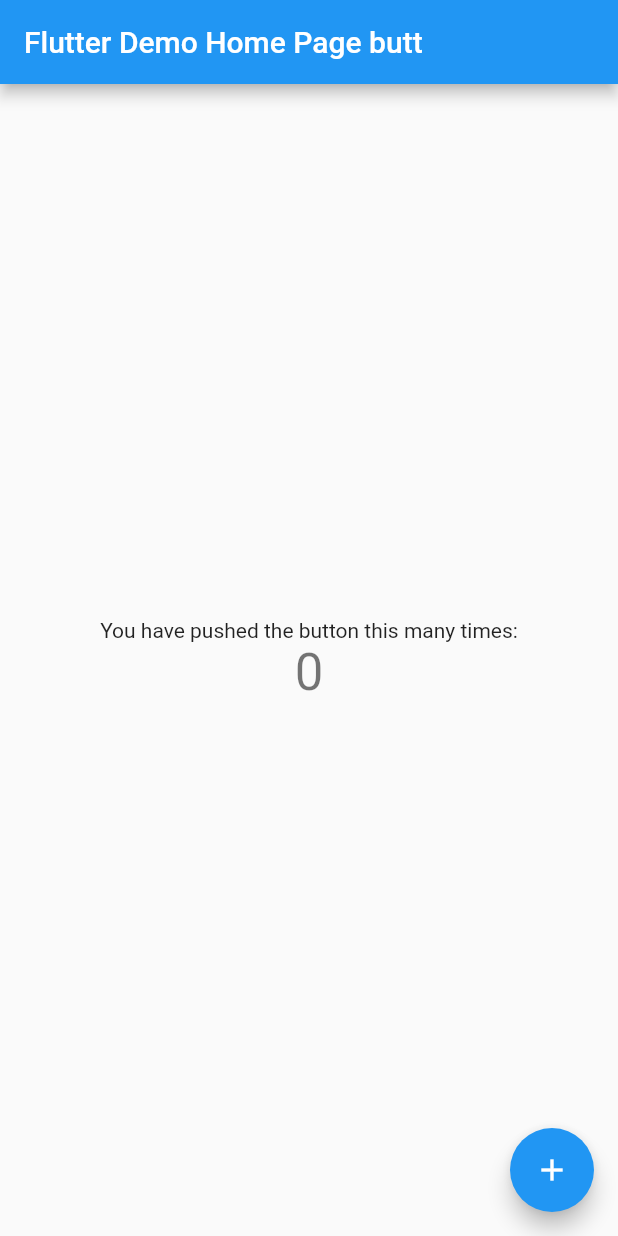
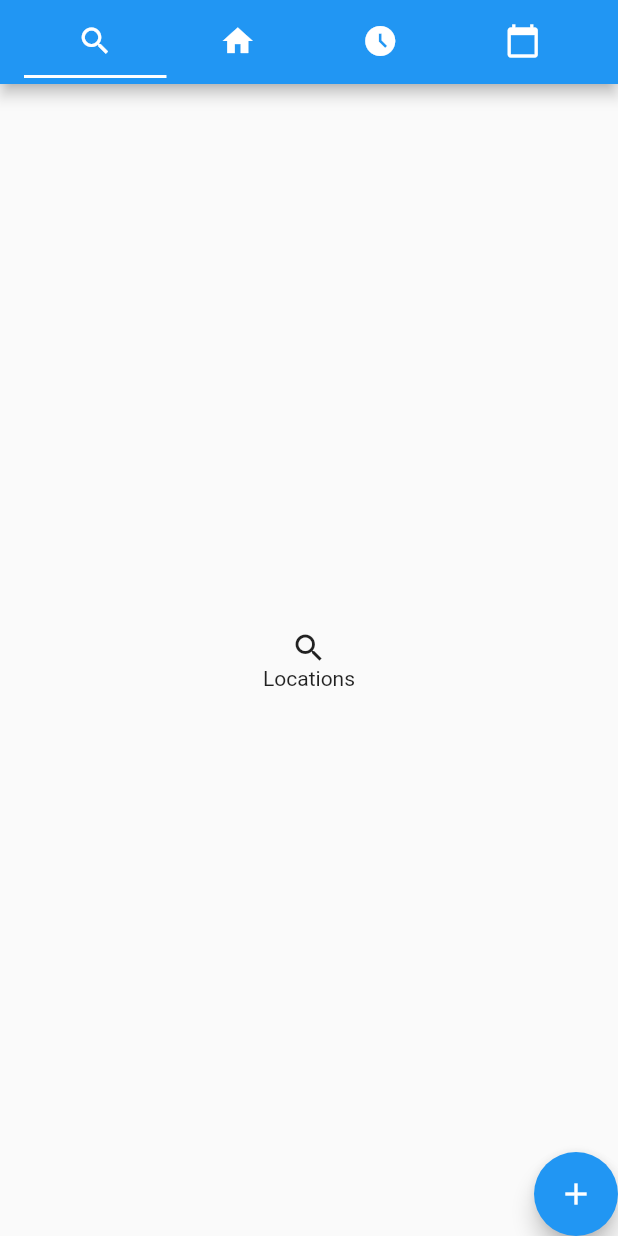
Before and after one commit to erikd7/flutter-mobile-app, a Flutter app: the screen it shows after launch, on a phone screen of 412 x 824 dp. Run offline on Flutter 3.47's test engine with Material 2 defaults, Android fonts, the light colour scheme and no system bars.

Commit message:
Create basic app layout

```diff
--- a/lib/main.dart
+++ b/lib/main.dart
@@ -1,4 +1,8 @@
 import 'package:flutter/material.dart';
+import 'package:weatherlite/tabs/locations.dart';
+import 'package:weatherlite/tabs/now.dart';
+import 'package:weatherlite/tabs/hourly.dart';
+import 'package:weatherlite/tabs/daily.dart';
 
 void main() {
   runApp(const MyApp());
@@ -11,7 +15,7 @@
   @override
   Widget build(BuildContext context) {
     return MaterialApp(
-      title: 'Flutter Demo',
+      title: 'WeatherLite',
       theme: ThemeData(
         // This is the theme of your application.
         //
@@ -24,7 +28,7 @@
         // is not restarted.
         primarySwatch: Colors.blue,
       ),
-      home: const MyHomePage(title: 'Flutter Demo Home Page butt'),
+      home: const MyHomePage(title: 'Now'),
     );
   }
 }
@@ -47,69 +51,46 @@
   State<MyHomePage> createState() => _MyHomePageState();
 }
 
-class _MyHomePageState extends State<MyHomePage> {
-  int _counter = 0;
+class _MyHomePageState extends State<MyHomePage> with SingleTickerProviderStateMixin {
+  late TabController controller = TabController(length: 4, vsync: this);
 
-  void _incrementCounter() {
-    setState(() {
-      // This call to setState tells the Flutter framework that something has
-      // changed in this State, which causes it to rerun the build method below
-      // so that the display can reflect the updated values. If we changed
-      // _counter without calling setState(), then the build method would not be
-      // called again, and so nothing would appear to happen.
-      _counter++;
-    });
+  TabBar getTabBar() {
+    return TabBar(
+      tabs: <Tab>[
+        Tab(
+          icon: LocationsIcon(),
+        ),
+        Tab(
+          icon: NowIcon(),
+        ),
+        Tab(
+          icon: HourlyIcon(),
+        ),
+        Tab(
+          icon: DailyIcon(),
+        ),
+      ],
+      // setup the controller
+      controller: controller,
+    );
+  }
+
+  TabBarView getTabBarView(var tabs) {
+    return TabBarView(
+      // Add tabs as widgets
+      children: tabs,
+      // set the controller
+      controller: controller,
+    );
   }
 
   @override
   Widget build(BuildContext context) {
-    // This method is rerun every time setState is called, for instance as done
-    // by the _incrementCounter method above.
-    //
-    // The Flutter framework has been optimized to make rerunning build methods
-    // fast, so that you can just rebuild anything that needs updating rather
-    // than having to individually change instances of widgets.
     return Scaffold(
       appBar: AppBar(
-        // Here we take the value from the MyHomePage object that was created by
-        // the App.build method, and use it to set our appbar title.
-        title: Text(widget.title),
+        title: getTabBar(),
       ),
-      body: Center(
-        // Center is a layout widget. It takes a single child and positions it
-        // in the middle of the parent.
-        child: Column(
-          // Column is also a layout widget. It takes a list of children and
-          // arranges them vertically. By default, it sizes itself to fit its
-          // children horizontally, and tries to be as tall as its parent.
-          //
-          // Invoke "debug painting" (press "p" in the console, choose the
-          // "Toggle Debug Paint" action from the Flutter Inspector in Android
-          // Studio, or the "Toggle Debug Paint" command in Visual Studio Code)
-          // to see the wireframe for each widget.
-          //
-          // Column has various properties to control how it sizes itself and
-          // how it positions its children. Here we use mainAxisAlignment to
-          // center the children vertically; the main axis here is the vertical
-          // axis because Columns are vertical (the cross axis would be
-          // horizontal).
-          mainAxisAlignment: MainAxisAlignment.center,
-          children: <Widget>[
-            const Text(
-              'You have pushed the button this many times:',
-            ),
-            Text(
-              '$_counter',
-              style: Theme.of(context).textTheme.headline4,
-            ),
-          ],
-        ),
-      ),
-      floatingActionButton: FloatingActionButton(
-        onPressed: _incrementCounter,
-        tooltip: 'Increment',
-        child: const Icon(Icons.add),
-      ), // This trailing comma makes auto-formatting nicer for build methods.
+      body: getTabBarView(<Widget>[Locations(), Now(), Hourly(), Daily()]),
     );
   }
 }
--- /dev/null
+++ b/lib/tabs/daily.dart
@@ -0,0 +1,26 @@
+import 'package:flutter/material.dart';
+
+class Daily extends StatelessWidget {
+  @override
+  Widget build(BuildContext context) {
+    return Container(
+      child: Center(
+        child: Column(
+          // center the children
+          mainAxisAlignment: MainAxisAlignment.center,
+          children: <Widget>[
+            DailyIcon(),
+            Text("Daily Forecast")
+          ],
+        ),
+      ),
+    );
+  }
+}
+
+class DailyIcon extends StatelessWidget {
+  @override
+  Widget build(BuildContext context) {
+    return Icon(Icons.calendar_today);
+  }
+}
--- /dev/null
+++ b/lib/tabs/hourly.dart
@@ -0,0 +1,26 @@
+import 'package:flutter/material.dart';
+
+class Hourly extends StatelessWidget {
+  @override
+  Widget build(BuildContext context) {
+    return Container(
+      child: Center(
+        child: Column(
+          // center the children
+          mainAxisAlignment: MainAxisAlignment.center,
+          children: <Widget>[
+            HourlyIcon(),
+            Text("Hourly Forecast")
+          ],
+        ),
+      ),
+    );
+  }
+}
+
+class HourlyIcon extends StatelessWidget {
+  @override
+  Widget build(BuildContext context) {
+    return Icon(Icons.access_time_filled);
+  }
+}
--- /dev/null
+++ b/lib/tabs/locations.dart
@@ -0,0 +1,36 @@
+import 'package:flutter/material.dart';
+
+class Locations extends StatelessWidget {
+  @override
+  Widget build(BuildContext context) {
+    return Stack(
+      children: <Widget>[
+        Container(
+          child: Center(
+            child: Column(
+              mainAxisAlignment: MainAxisAlignment.center,
+              children: <Widget>[
+                LocationsIcon(),
+                Text("Locations")
+              ],
+            ),
+          ),
+        ),
+        Align(
+          alignment: Alignment.bottomRight,
+          child: FloatingActionButton(
+            onPressed: () => {},
+            tooltip: 'Add Location',
+            child: const Icon(Icons.add),
+        )),
+      ]
+    );
+  }
+}
+
+class LocationsIcon extends StatelessWidget {
+  @override
+  Widget build(BuildContext context) {
+    return Icon(Icons.search);
+  }
+}
--- /dev/null
+++ b/lib/tabs/now.dart
@@ -0,0 +1,26 @@
+import 'package:flutter/material.dart';
+
+class Now extends StatelessWidget {
+  @override
+  Widget build(BuildContext context) {
+    return Container(
+      child: Center(
+        child: Column(
+          // center the children
+          mainAxisAlignment: MainAxisAlignment.center,
+          children: <Widget>[
+            NowIcon(),
+            Text("Current Weather")
+          ],
+        ),
+      ),
+    );
+  }
+}
+
+class NowIcon extends StatelessWidget {
+  @override
+  Widget build(BuildContext context) {
+    return Icon(Icons.home);
+  }
+}
```
Also changed, not shown: pubspec.yaml (+3 -5 lines), 10 other files.
